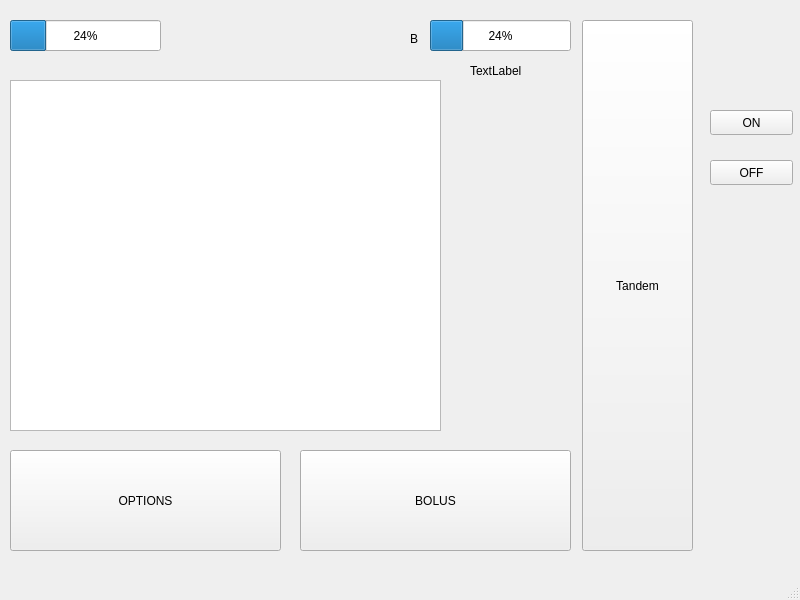
Qt form COMP3004_Final/mainwindow.ui (MurkyMurka/3004-Team-Project) before a commit.
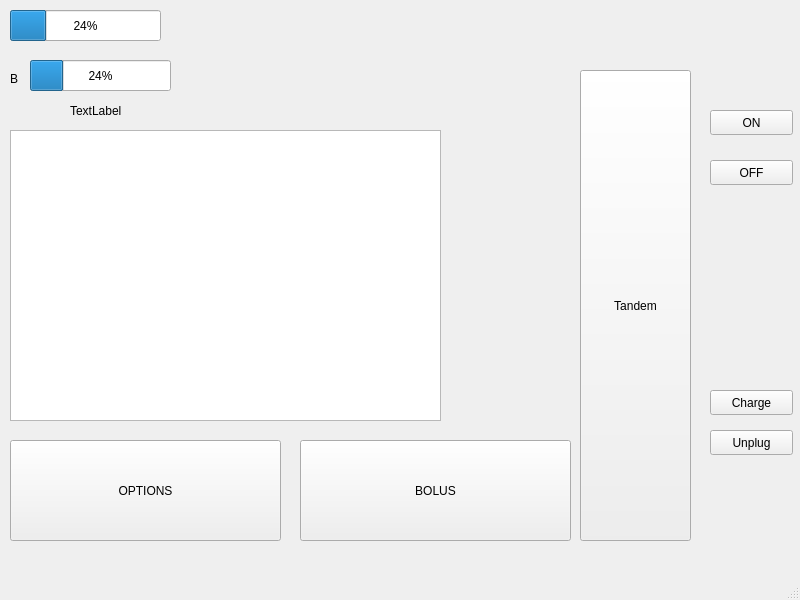
The same form after that commit. The open tabs and pages were chosen to show the change.

Commit message: Added battery draining and charger

```diff
--- a/COMP3004_Final/mainwindow.ui
+++ b/COMP3004_Final/mainwindow.ui
@@ -18,33 +18,20 @@
     <property name="geometry">
      <rect>
       <x>0</x>
-      <y>0</y>
+      <y>50</y>
       <width>701</width>
-      <height>571</height>
+      <height>521</height>
      </rect>
     </property>
     <property name="currentIndex">
      <number>0</number>
     </property>
     <widget class="QWidget" name="HomePage">
-     <widget class="QProgressBar" name="BatteryBar">
-      <property name="geometry">
-       <rect>
-        <x>10</x>
-        <y>20</y>
-        <width>151</width>
-        <height>31</height>
-       </rect>
-      </property>
-      <property name="value">
-       <number>24</number>
-      </property>
-     </widget>
      <widget class="QLabel" name="BolusIcon">
       <property name="geometry">
        <rect>
-        <x>410</x>
-        <y>30</y>
+        <x>10</x>
+        <y>20</y>
         <width>16</width>
         <height>17</height>
        </rect>
@@ -56,8 +43,8 @@
      <widget class="QProgressBar" name="BolusBar">
       <property name="geometry">
        <rect>
-        <x>430</x>
-        <y>20</y>
+        <x>30</x>
+        <y>10</y>
         <width>141</width>
         <height>31</height>
        </rect>
@@ -69,8 +56,8 @@
      <widget class="QLabel" name="BolusNum">
       <property name="geometry">
        <rect>
-        <x>470</x>
-        <y>60</y>
+        <x>70</x>
+        <y>50</y>
         <width>71</width>
         <height>21</height>
        </rect>
@@ -83,7 +70,7 @@
       <property name="geometry">
        <rect>
         <x>10</x>
-        <y>450</y>
+        <y>390</y>
         <width>271</width>
         <height>101</height>
        </rect>
@@ -96,7 +83,7 @@
       <property name="geometry">
        <rect>
         <x>300</x>
-        <y>450</y>
+        <y>390</y>
         <width>271</width>
         <height>101</height>
        </rect>
@@ -111,17 +98,17 @@
         <x>10</x>
         <y>80</y>
         <width>431</width>
-        <height>351</height>
+        <height>291</height>
        </rect>
       </property>
      </widget>
      <widget class="QPushButton" name="TandemLogo">
       <property name="geometry">
        <rect>
-        <x>582</x>
+        <x>580</x>
         <y>20</y>
         <width>111</width>
-        <height>531</height>
+        <height>471</height>
        </rect>
       </property>
       <property name="text">
@@ -180,6 +167,45 @@
      <string>OFF</string>
     </property>
    </widget>
+   <widget class="QPushButton" name="ChargeButton">
+    <property name="geometry">
+     <rect>
+      <x>710</x>
+      <y>390</y>
+      <width>83</width>
+      <height>25</height>
+     </rect>
+    </property>
+    <property name="text">
+     <string>Charge</string>
+    </property>
+   </widget>
+   <widget class="QPushButton" name="UnplugButton">
+    <property name="geometry">
+     <rect>
+      <x>710</x>
+      <y>430</y>
+      <width>83</width>
+      <height>25</height>
+     </rect>
+    </property>
+    <property name="text">
+     <string>Unplug</string>
+    </property>
+   </widget>
+   <widget class="QProgressBar" name="BatteryBar">
+    <property name="geometry">
+     <rect>
+      <x>10</x>
+      <y>10</y>
+      <width>151</width>
+      <height>31</height>
+     </rect>
+    </property>
+    <property name="value">
+     <number>24</number>
+    </property>
+   </widget>
   </widget>
   <widget class="QMenuBar" name="menubar">
    <property name="geometry">
```
Left out of the diff: 3 changed lines with no effect on the pictures. The commit also changes 8 other files.
